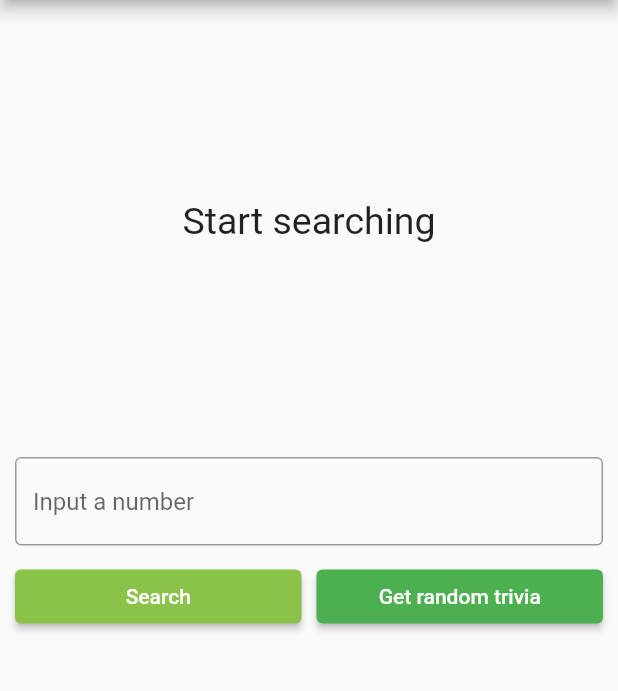
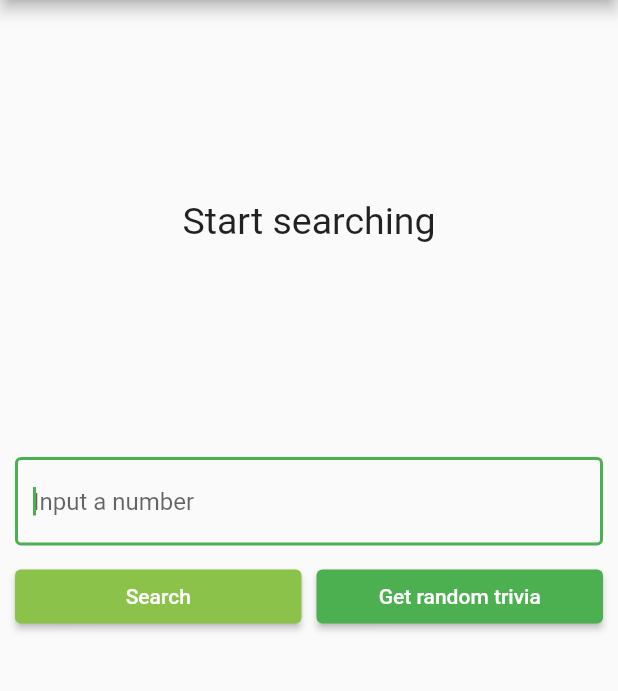
Before and after one commit to Yirmeyah-d/number_trivia, a Flutter app: the screen it shows after launch, on a phone screen of 412 x 824 dp, the part 84-775 px from its top. Run offline on Flutter 3.47's test engine with Material 2 defaults, Android fonts, the phone set to English and light mode, and no system bars; our stand-ins replace bloc, equatable, flutter_bloc, fpdart, get_it, internet_connection_checker and 1 more; generated files the repository leaves out were written again.

```diff
--- a/lib/src/app.dart
+++ b/lib/src/app.dart
@@ -25,6 +25,7 @@ class MyApp extends StatelessWidget {
       animation: settingsController,
       builder: (BuildContext context, Widget? child) {
         return MaterialApp(
+          debugShowCheckedModeBanner: false,
           // Providing a restorationScopeId allows the Navigator built by the
           // MaterialApp to restore the navigation stack when a user leaves and
           // returns to the app after it has been killed while running in the
--- a/lib/src/features/number_trivia/presentation/components/loading_circle_component.dart
+++ b/lib/src/features/number_trivia/presentation/components/loading_circle_component.dart
@@ -9,7 +9,7 @@ class LoadingCircle extends StatelessWidget {
   Widget build(BuildContext context) {
     return Container(
       height: MediaQuery.of(context).size.height / 3,
-      child: Center(
+      child: const Center(
         child: CircularProgressIndicator(),
       ),
     );
--- a/lib/src/features/number_trivia/presentation/components/message_display_component.dart
+++ b/lib/src/features/number_trivia/presentation/components/message_display_component.dart
@@ -17,7 +17,7 @@ class MessageDisplay extends StatelessWidget {
         child: SingleChildScrollView(
           child: Text(
             message,
-            style: TextStyle(fontSize: 25),
+            style: const TextStyle(fontSize: 25),
             textAlign: TextAlign.center,
           ),
         ),
--- a/lib/src/features/number_trivia/presentation/components/trivia_controls_component.dart
+++ b/lib/src/features/number_trivia/presentation/components/trivia_controls_component.dart
@@ -22,6 +22,7 @@ class _TriviaControlsState extends State<TriviaControls> {
         TextField(
           controller: controller,
           keyboardType: TextInputType.number,
+          autofocus: true,
           decoration: const InputDecoration(
             border: OutlineInputBorder(),
             hintText: 'Input a number',
@@ -33,7 +34,7 @@ class _TriviaControlsState extends State<TriviaControls> {
             addConcrete();
           },
         ),
-        SizedBox(height: 10),
+        const SizedBox(height: 10),
         Row(
           children: <Widget>[
             Expanded(
@@ -44,10 +45,10 @@ class _TriviaControlsState extends State<TriviaControls> {
                     primary: Theme.of(context).colorScheme.secondary),
               ),
             ),
-            SizedBox(width: 10),
+            const SizedBox(width: 10),
             Expanded(
               child: ElevatedButton(
-                child: Text('Get random trivia'),
+                child: const Text('Get random trivia'),
                 onPressed: addRandom,
               ),
             ),
--- a/lib/src/features/number_trivia/presentation/components/trivia_display_component.dart
+++ b/lib/src/features/number_trivia/presentation/components/trivia_display_component.dart
@@ -18,7 +18,7 @@ class TriviaDisplay extends StatelessWidget {
           // Fixed size, doesn't scroll
           Text(
             numberTrivia.number.toString(),
-            style: TextStyle(
+            style: const TextStyle(
               fontSize: 50,
               fontWeight: FontWeight.bold,
             ),
@@ -30,7 +30,7 @@ class TriviaDisplay extends StatelessWidget {
               child: SingleChildScrollView(
                 child: Text(
                   numberTrivia.text,
-                  style: TextStyle(fontSize: 25),
+                  style: const TextStyle(fontSize: 25),
                   textAlign: TextAlign.center,
                 ),
               ),
--- a/lib/src/features/number_trivia/presentation/views/number_trivia_view.dart
+++ b/lib/src/features/number_trivia/presentation/views/number_trivia_view.dart
@@ -12,7 +12,7 @@ class NumberTriviaView extends StatelessWidget {
   Widget build(BuildContext context) {
     return Scaffold(
       appBar: AppBar(
-        title: Text('NumberTrivia'),
+        title: const Text('NumberTrivia'),
       ),
       body: SingleChildScrollView(child: buildBody(context)),
     );
@@ -29,7 +29,7 @@ class NumberTriviaView extends StatelessWidget {
               BlocBuilder<NumberTriviaBloc, NumberTriviaState>(
                 builder: (context, state) {
                   if (state is NumberTriviaLoading) {
-                    return LoadingCircle();
+                    return const LoadingCircle();
                   } else if (state is NumberTriviaLoaded) {
                     return TriviaDisplay(
                       numberTrivia: state.trivia,
@@ -39,14 +39,14 @@ class NumberTriviaView extends StatelessWidget {
                       message: state.message,
                     );
                   } else {
-                    return MessageDisplay(
+                    return const MessageDisplay(
                       message: 'Start searching',
                     );
                   }
                 },
               ),
               const SizedBox(height: 20),
-              TriviaControls()
+              const TriviaControls()
             ],
           ),
         ),
```
Also changed, not shown: lib/src/features/number_trivia/presentation/bloc/number_trivia_bloc.dart (+9 -8 lines).
